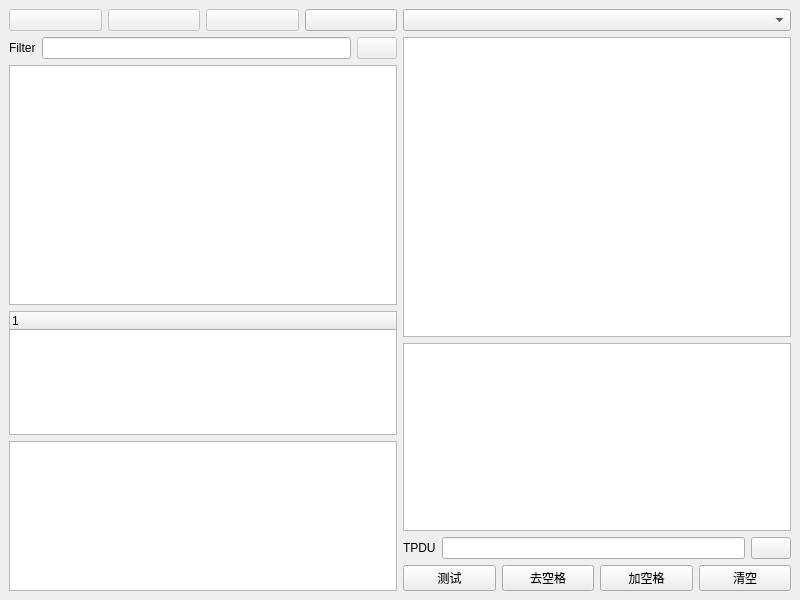
Above: src/GUI/mainWindow.ui from adam-hh/8583MSG_DEC before the change. Below: the same form after it.
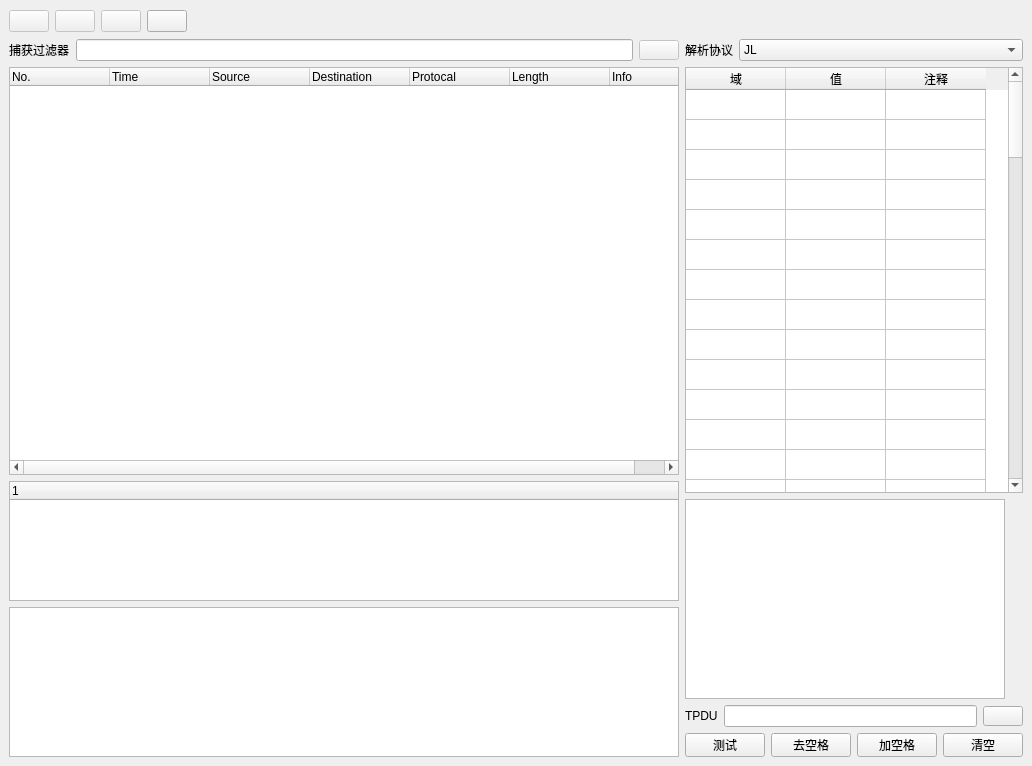
That is the form after the change. Icons and pictures are not drawn.

What changed in the file:
```diff
--- a/src/GUI/mainWindow.ui
+++ b/src/GUI/mainWindow.ui
@@ -6,8 +6,8 @@
    <rect>
     <x>0</x>
     <y>0</y>
-    <width>800</width>
-    <height>600</height>
+    <width>1024</width>
+    <height>766</height>
    </rect>
   </property>
   <property name="windowTitle">
@@ -20,72 +20,33 @@
   <widget class="QWidget" name="centralwidget">
    <layout class="QGridLayout" name="gridLayout_2">
     <item row="0" column="0">
-     <layout class="QHBoxLayout" name="horizontalLayout_5">
-      <item>
-       <layout class="QVBoxLayout" name="verticalLayout_3">
-        <item>
-         <layout class="QGridLayout" name="gridLayout">
-          <item row="0" column="0">
-           <widget class="QPushButton" name="pushButton">
-            <property name="enabled">
-             <bool>false</bool>
-            </property>
-            <property name="text">
-             <string/>
-            </property>
-            <property name="icon">
-             <iconset resource="icons.qrc">
-              <normaloff>:/res/play.png</normaloff>:/res/play.png</iconset>
-            </property>
-           </widget>
-          </item>
-          <item row="0" column="1">
-           <widget class="QPushButton" name="pushButton_2">
-            <property name="enabled">
-             <bool>false</bool>
-            </property>
-            <property name="text">
-             <string/>
-            </property>
-            <property name="icon">
-             <iconset resource="icons.qrc">
-              <normaloff>:/res/stop.png</normaloff>:/res/stop.png</iconset>
-            </property>
-           </widget>
-          </item>
-          <item row="0" column="2">
-           <widget class="QPushButton" name="pushButton_3">
-            <property name="enabled">
-             <bool>false</bool>
-            </property>
-            <property name="text">
-             <string/>
-            </property>
-            <property name="icon">
-             <iconset resource="icons.qrc">
-              <normaloff>:/res/refresh.png</normaloff>:/res/refresh.png</iconset>
-            </property>
-           </widget>
-          </item>
-          <item row="0" column="3">
-           <widget class="QPushButton" name="pushButton_4">
-            <property name="text">
-             <string/>
-            </property>
-            <property name="icon">
-             <iconset resource="icons.qrc">
-              <normaloff>:/res/options_2.png</normaloff>:/res/options_2.png</iconset>
-            </property>
-           </widget>
-          </item>
-         </layout>
-        </item>
+     <layout class="QGridLayout" name="gridLayout" columnstretch="1,0">
+      <item row="1" column="0">
+       <layout class="QVBoxLayout" name="verticalLayout_2">
         <item>
          <layout class="QHBoxLayout" name="horizontalLayout_2">
           <item>
            <widget class="QLabel" name="label">
+            <property name="sizePolicy">
+             <sizepolicy hsizetype="Fixed" vsizetype="Fixed">
+              <horstretch>0</horstretch>
+              <verstretch>0</verstretch>
+             </sizepolicy>
+            </property>
+            <property name="minimumSize">
+             <size>
+              <width>0</width>
+              <height>20</height>
+             </size>
+            </property>
+            <property name="maximumSize">
+             <size>
+              <width>16777215</width>
+              <height>20</height>
+             </size>
+            </property>
             <property name="text">
-             <string>Filter</string>
+             <string>捕获过滤器</string>
             </property>
            </widget>
           </item>
@@ -97,6 +58,18 @@
             <property name="enabled">
              <bool>false</bool>
             </property>
+            <property name="minimumSize">
+             <size>
+              <width>0</width>
+              <height>20</height>
+             </size>
+            </property>
+            <property name="maximumSize">
+             <size>
+              <width>16777215</width>
+              <height>20</height>
+             </size>
+            </property>
             <property name="text">
              <string/>
             </property>
@@ -111,122 +84,528 @@
         <item>
          <layout class="QVBoxLayout" name="verticalLayout">
           <item>
-           <widget class="QListWidget" name="listWidget">
+           <widget class="QTreeWidget" name="treeWidget">
             <property name="minimumSize">
              <size>
-              <width>330</width>
-              <height>240</height>
+              <width>670</width>
+              <height>400</height>
              </size>
             </property>
+            <column>
+             <property name="text">
+              <string>No.</string>
+             </property>
+            </column>
+            <column>
+             <property name="text">
+              <string>Time</string>
+             </property>
+            </column>
+            <column>
+             <property name="text">
+              <string>Source</string>
+             </property>
+            </column>
+            <column>
+             <property name="text">
+              <string>Destination</string>
+             </property>
+            </column>
+            <column>
+             <property name="text">
+              <string>Protocal</string>
+             </property>
+            </column>
+            <column>
+             <property name="text">
+              <string>Length</string>
+             </property>
+            </column>
+            <column>
+             <property name="text">
+              <string>Info</string>
+             </property>
+            </column>
            </widget>
           </item>
           <item>
            <widget class="QTreeWidget" name="treeWidget">
+            <property name="sizePolicy">
+             <sizepolicy hsizetype="Expanding" vsizetype="Fixed">
+              <horstretch>0</horstretch>
+              <verstretch>0</verstretch>
+             </sizepolicy>
+            </property>
+            <property name="minimumSize">
+             <size>
+              <width>0</width>
+              <height>120</height>
+             </size>
+            </property>
+            <property name="maximumSize">
+             <size>
+              <width>16777215</width>
+              <height>120</height>
+             </size>
+            </property>
             <column>
              <property name="text">
-              <string notr="true">1</string>
+              <string notr="true"/>
              </property>
             </column>
            </widget>
           </item>
           <item>
            <widget class="QTextBrowser" name="textBrowser">
+            <property name="sizePolicy">
+             <sizepolicy hsizetype="Expanding" vsizetype="Fixed">
+              <horstretch>0</horstretch>
+              <verstretch>0</verstretch>
+             </sizepolicy>
+            </property>
             <property name="minimumSize">
              <size>
               <width>0</width>
               <height>150</height>
              </size>
             </property>
+            <property name="maximumSize">
+             <size>
+              <width>16777215</width>
+              <height>150</height>
+             </size>
+            </property>
            </widget>
           </item>
          </layout>
         </item>
        </layout>
       </item>
-      <item>
-       <layout class="QVBoxLayout" name="verticalLayout_2">
+      <item row="1" column="1">
+       <layout class="QVBoxLayout" name="verticalLayout_4">
         <item>
-         <widget class="QComboBox" name="comboBox"/>
-        </item>
-        <item>
-         <widget class="QTableWidget" name="tableWidget">
-          <property name="minimumSize">
-           <size>
-            <width>330</width>
-            <height>300</height>
-           </size>
-          </property>
-         </widget>
-        </item>
-        <item>
-         <widget class="QTextEdit" name="textEdit">
-          <property name="minimumSize">
-           <size>
-            <width>0</width>
-            <height>150</height>
-           </size>
-          </property>
-         </widget>
-        </item>
-        <item>
-         <layout class="QHBoxLayout" name="horizontalLayout_3">
+         <layout class="QHBoxLayout" name="horizontalLayout_5">
           <item>
-           <widget class="QLabel" name="label_2">
+           <widget class="QLabel" name="label_3">
+            <property name="sizePolicy">
+             <sizepolicy hsizetype="Fixed" vsizetype="Preferred">
+              <horstretch>0</horstretch>
+              <verstretch>0</verstretch>
+             </sizepolicy>
+            </property>
             <property name="text">
-             <string>TPDU</string>
+             <string>解析协议</string>
             </property>
+            <property name="alignment">
+             <set>Qt::AlignCenter</set>
+            </property>
            </widget>
           </item>
           <item>
-           <widget class="QLineEdit" name="lineEdit_2"/>
-          </item>
-          <item>
-           <widget class="QPushButton" name="pushButton_9">
-            <property name="text">
-             <string/>
+           <widget class="QComboBox" name="comboBox">
+            <property name="editable">
+             <bool>false</bool>
             </property>
-            <property name="icon">
-             <iconset resource="icons.qrc">
-              <normaloff>:/res/check-64.png</normaloff>:/res/check-64.png</iconset>
+            <property name="currentText">
+             <string>JL</string>
             </property>
+            <property name="currentIndex">
+             <number>0</number>
+            </property>
+            <item>
+             <property name="text">
+              <string>JL</string>
+             </property>
+            </item>
+            <item>
+             <property name="text">
+              <string>CUP</string>
+             </property>
+            </item>
            </widget>
           </item>
          </layout>
         </item>
         <item>
-         <layout class="QHBoxLayout" name="horizontalLayout_4">
+         <layout class="QVBoxLayout" name="verticalLayout_3">
           <item>
-           <widget class="QPushButton" name="pushButton_5">
-            <property name="text">
-             <string>测试</string>
+           <widget class="QTableWidget" name="tableWidget">
+            <property name="sizePolicy">
+             <sizepolicy hsizetype="Expanding" vsizetype="Expanding">
+              <horstretch>0</horstretch>
+              <verstretch>0</verstretch>
+             </sizepolicy>
             </property>
+            <property name="minimumSize">
+             <size>
+              <width>320</width>
+              <height>400</height>
+             </size>
+            </property>
+            <property name="showGrid">
+             <bool>true</bool>
+            </property>
+            <property name="gridStyle">
+             <enum>Qt::SolidLine</enum>
+            </property>
+            <property name="rowCount">
+             <number>68</number>
+            </property>
+            <property name="columnCount">
+             <number>3</number>
+            </property>
+            <attribute name="horizontalHeaderVisible">
+             <bool>true</bool>
+            </attribute>
+            <attribute name="verticalHeaderVisible">
+             <bool>false</bool>
+            </attribute>
+            <row/>
+            <row/>
+            <row/>
+            <row/>
+            <row/>
+            <row/>
+            <row/>
+            <row/>
+            <row/>
+            <row/>
+            <row/>
+            <row/>
+            <row/>
+            <row/>
+            <row/>
+            <row/>
+            <row/>
+            <row/>
+            <row/>
+            <row/>
+            <row/>
+            <row/>
+            <row/>
+            <row/>
+            <row/>
+            <row/>
+            <row/>
+            <row/>
+            <row/>
+            <row/>
+            <row/>
+            <row/>
+            <row/>
+            <row/>
+            <row/>
+            <row/>
+            <row/>
+            <row/>
+            <row/>
+            <row/>
+            <row/>
+            <row/>
+            <row/>
+            <row/>
+            <row/>
+            <row/>
+            <row/>
+            <row/>
+            <row/>
+            <row/>
+            <row/>
+            <row/>
+            <row/>
+            <row/>
+            <row/>
+            <row/>
+            <row/>
+            <row/>
+            <row/>
+            <row/>
+            <row/>
+            <row/>
+            <row/>
+            <row/>
+            <row/>
+            <row/>
+            <row/>
+            <row/>
+            <column>
+             <property name="text">
+              <string>域</string>
+             </property>
+            </column>
+            <column>
+             <property name="text">
+              <string>值</string>
+             </property>
+            </column>
+            <column>
+             <property name="text">
+              <string>注释</string>
+             </property>
+            </column>
            </widget>
           </item>
           <item>
-           <widget class="QPushButton" name="pushButton_6">
-            <property name="text">
-             <string>去空格</string>
+           <widget class="QTextEdit" name="textEdit">
+            <property name="sizePolicy">
+             <sizepolicy hsizetype="Fixed" vsizetype="Fixed">
+              <horstretch>0</horstretch>
+              <verstretch>0</verstretch>
+             </sizepolicy>
             </property>
+            <property name="minimumSize">
+             <size>
+              <width>320</width>
+              <height>200</height>
+             </size>
+            </property>
+            <property name="maximumSize">
+             <size>
+              <width>16777215</width>
+              <height>16777215</height>
+             </size>
+            </property>
            </widget>
           </item>
           <item>
-           <widget class="QPushButton" name="pushButton_7">
-            <property name="text">
-             <string>加空格</string>
+           <layout class="QHBoxLayout" name="horizontalLayout_3">
+            <property name="sizeConstraint">
+             <enum>QLayout::SetFixedSize</enum>
             </property>
-           </widget>
+            <item>
+             <widget class="QLabel" name="label_2">
+              <property name="sizePolicy">
+               <sizepolicy hsizetype="Fixed" vsizetype="Fixed">
+                <horstretch>0</horstretch>
+                <verstretch>0</verstretch>
+               </sizepolicy>
+              </property>
+              <property name="minimumSize">
+               <size>
+                <width>0</width>
+                <height>20</height>
+               </size>
+              </property>
+              <property name="maximumSize">
+               <size>
+                <width>16777215</width>
+                <height>20</height>
+               </size>
+              </property>
+              <property name="text">
+               <string>TPDU</string>
+              </property>
+             </widget>
+            </item>
+            <item>
+             <widget class="QLineEdit" name="lineEdit_2"/>
+            </item>
+            <item>
+             <widget class="QPushButton" name="pushButton_9">
+              <property name="minimumSize">
+               <size>
+                <width>0</width>
+                <height>20</height>
+               </size>
+              </property>
+              <property name="maximumSize">
+               <size>
+                <width>16777215</width>
+                <height>20</height>
+               </size>
+              </property>
+              <property name="text">
+               <string/>
+              </property>
+              <property name="icon">
+               <iconset resource="icons.qrc">
+                <normaloff>:/res/check-64.png</normaloff>:/res/check-64.png</iconset>
+              </property>
+             </widget>
+            </item>
+           </layout>
           </item>
           <item>
-           <widget class="QPushButton" name="pushButton_8">
-            <property name="text">
-             <string>清空</string>
+           <layout class="QHBoxLayout" name="horizontalLayout_4">
+            <property name="sizeConstraint">
+             <enum>QLayout::SetFixedSize</enum>
             </property>
-           </widget>
+            <item>
+             <widget class="QPushButton" name="pushButton_5">
+              <property name="minimumSize">
+               <size>
+                <width>0</width>
+                <height>24</height>
+               </size>
+              </property>
+              <property name="maximumSize">
+               <size>
+                <width>16777215</width>
+                <height>24</height>
+               </size>
+              </property>
+              <property name="text">
+               <string>测试</string>
+              </property>
+             </widget>
+            </item>
+            <item>
+             <widget class="QPushButton" name="pushButton_6">
+              <property name="minimumSize">
+               <size>
+                <width>0</width>
+                <height>24</height>
+               </size>
+              </property>
+              <property name="maximumSize">
+               <size>
+                <width>16777215</width>
+                <height>24</height>
+               </size>
+              </property>
+              <property name="text">
+               <string>去空格</string>
+              </property>
+             </widget>
+            </item>
+            <item>
+             <widget class="QPushButton" name="pushButton_7">
+              <property name="minimumSize">
+               <size>
+                <width>0</width>
+                <height>24</height>
+               </size>
+              </property>
+              <property name="maximumSize">
+               <size>
+                <width>16777215</width>
+                <height>24</height>
+               </size>
+              </property>
+              <property name="text">
+               <string>加空格</string>
+              </property>
+             </widget>
+            </item>
+            <item>
+             <widget class="QPushButton" name="pushButton_8">
+              <property name="minimumSize">
+               <size>
+                <width>0</width>
+                <height>24</height>
+               </size>
+              </property>
+              <property name="maximumSize">
+               <size>
+                <width>16777215</width>
+                <height>24</height>
+               </size>
+              </property>
+              <property name="text">
+               <string>清空</string>
+              </property>
+             </widget>
+            </item>
+           </layout>
           </item>
          </layout>
         </item>
        </layout>
       </item>
+      <item row="0" column="0" colspan="2">
+       <layout class="QHBoxLayout" name="horizontalLayout">
+        <item>
+         <widget class="QPushButton" name="pushButton">
+          <property name="enabled">
+           <bool>false</bool>
+          </property>
+          <property name="sizePolicy">
+           <sizepolicy hsizetype="Fixed" vsizetype="Fixed">
+            <horstretch>0</horstretch>
+            <verstretch>0</verstretch>
+           </sizepolicy>
+          </property>
+          <property name="text">
+           <string/>
+          </property>
+          <property name="icon">
+           <iconset resource="icons.qrc">
+            <normaloff>:/res/play.png</normaloff>:/res/play.png</iconset>
+          </property>
+         </widget>
+        </item>
+        <item>
+         <widget class="QPushButton" name="pushButton_2">
+          <property name="enabled">
+           <bool>false</bool>
+          </property>
+          <property name="sizePolicy">
+           <sizepolicy hsizetype="Fixed" vsizetype="Fixed">
+            <horstretch>0</horstretch>
+            <verstretch>0</verstretch>
+           </sizepolicy>
+          </property>
+          <property name="text">
+           <string/>
+          </property>
+          <property name="icon">
+           <iconset resource="icons.qrc">
+            <normaloff>:/res/stop.png</normaloff>:/res/stop.png</iconset>
+          </property>
+         </widget>
+        </item>
+        <item>
+         <widget class="QPushButton" name="pushButton_3">
+          <property name="enabled">
+           <bool>false</bool>
+          </property>
+          <property name="sizePolicy">
+           <sizepolicy hsizetype="Fixed" vsizetype="Fixed">
+            <horstretch>0</horstretch>
+            <verstretch>0</verstretch>
+           </sizepolicy>
+          </property>
+          <property name="text">
+           <string/>
+          </property>
+          <property name="icon">
+           <iconset resource="icons.qrc">
+            <normaloff>:/res/refresh.png</normaloff>:/res/refresh.png</iconset>
+          </property>
+         </widget>
+        </item>
+        <item>
+         <widget class="QPushButton" name="pushButton_4">
+          <property name="sizePolicy">
+           <sizepolicy hsizetype="Fixed" vsizetype="Fixed">
+            <horstretch>0</horstretch>
+            <verstretch>0</verstretch>
+           </sizepolicy>
+          </property>
+          <property name="text">
+           <string/>
+          </property>
+          <property name="icon">
+           <iconset resource="icons.qrc">
+            <normaloff>:/res/options_2.png</normaloff>:/res/options_2.png</iconset>
+          </property>
+         </widget>
+        </item>
+        <item>
+         <spacer name="horizontalSpacer">
+          <property name="orientation">
+           <enum>Qt::Horizontal</enum>
+          </property>
+          <property name="sizeHint" stdset="0">
+           <size>
+            <width>40</width>
+            <height>24</height>
+           </size>
+          </property>
+         </spacer>
+        </item>
+       </layout>
+      </item>
      </layout>
     </item>
    </layout>
```
